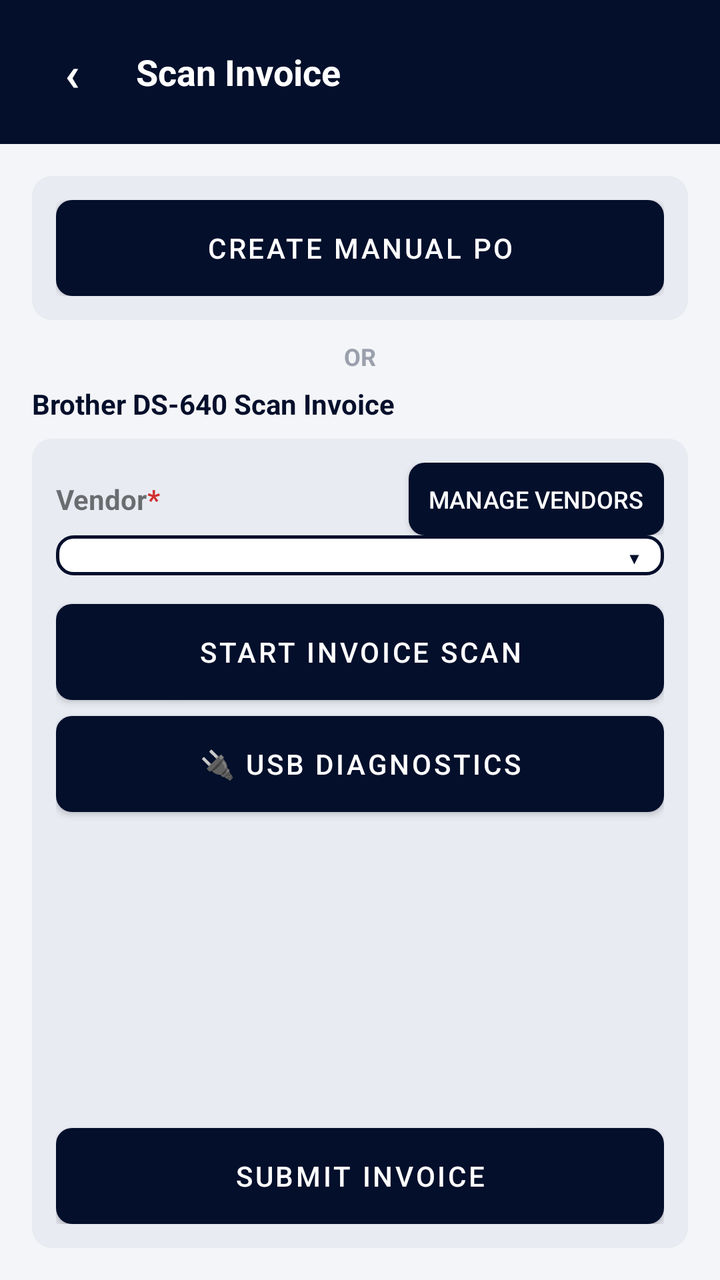
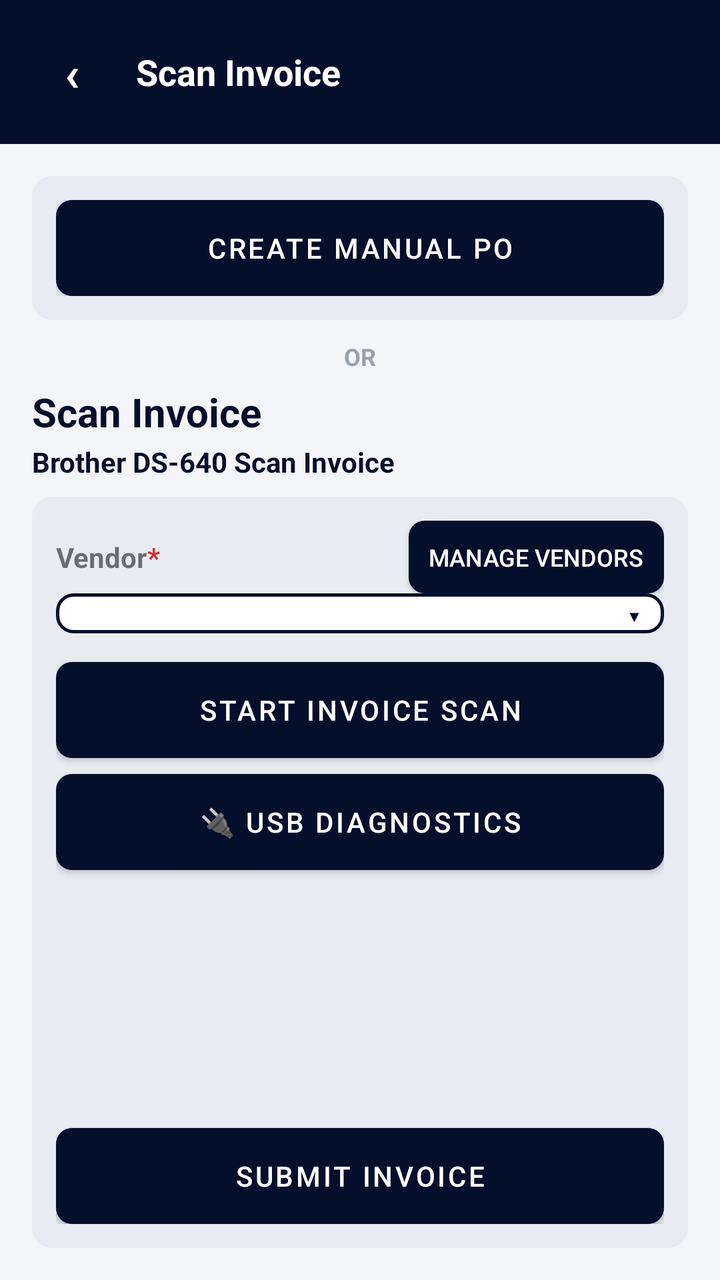

Compare the two renders of this Android layout. The source of the first and the diff that turns it into the second are given below.
<!-- AndroidManifest.xml: activity theme Theme.InvoiceScanner -->
<!-- res/layout/activity_scan.xml -->
<?xml version="1.0" encoding="utf-8"?>
<LinearLayout xmlns:android="http://schemas.android.com/apk/res/android"
    xmlns:tools="http://schemas.android.com/tools"
    android:layout_width="match_parent"
    android:layout_height="match_parent"
    android:orientation="vertical"
    android:background="@color/screen_background">

    <LinearLayout
        android:layout_width="match_parent"
        android:layout_height="wrap_content"
        android:orientation="horizontal"
        android:gravity="center_vertical"
        android:background="@color/purple_primary"
        android:padding="12dp">
        <TextView
            android:id="@+id/textBack"
            android:layout_width="wrap_content"
            android:layout_height="wrap_content"
            android:minWidth="48dp"
            android:minHeight="48dp"
            android:gravity="center"
            android:text="&#8249;"
            android:textColor="@color/white"
            android:textStyle="bold"
            android:textSize="24sp"
            android:clickable="true"
            android:focusable="true" />
        <TextView
            android:layout_width="0dp"
            android:layout_height="wrap_content"
            android:layout_weight="1"
            android:text="Scan Invoice"
            android:textStyle="bold"
            android:textSize="18sp"
            android:textColor="@color/white"
            android:layout_marginStart="8dp" />
    </LinearLayout>

    <LinearLayout
        android:layout_width="match_parent"
        android:layout_height="0dp"
        android:layout_weight="1"
        android:orientation="vertical"
        android:padding="16dp">

    
    <LinearLayout
        android:layout_width="match_parent"
        android:layout_height="wrap_content"
        android:orientation="vertical"
        android:background="@drawable/bg_card_surface"
        android:padding="12dp">
        <Button
            android:id="@+id/buttonModeManual"
            android:layout_width="match_parent"
            android:layout_height="wrap_content"
            android:text="Create Manual PO"
            android:background="@drawable/bg_button_orange"
            android:backgroundTint="@null"
            android:textColor="@color/white" />
    </LinearLayout>

    <TextView
        android:layout_width="match_parent"
        android:layout_height="wrap_content"
        android:layout_marginTop="10dp"
        android:layout_marginBottom="6dp"
        android:gravity="center"
        android:text="OR"
        android:textColor="#9AA0AC"
        android:textStyle="bold"
        android:textSize="12sp" />

    <TextView
        android:layout_width="match_parent"
        android:layout_height="wrap_content"
        android:layout_marginBottom="8dp"
        android:text="Brother DS-640 Scan Invoice"
        android:textColor="@color/purple_primary"
        android:textStyle="bold"
        android:textSize="14sp" />

    <LinearLayout
        android:layout_width="match_parent"
        android:layout_height="0dp"
        android:layout_weight="1"
        android:orientation="vertical"
        android:background="@drawable/bg_card_surface"
        android:padding="12dp">

    <TextView
        android:id="@+id/textPendingInvoice"
        android:layout_width="match_parent"
        android:layout_height="wrap_content"
        android:textColor="@color/purple_dark"
        android:textStyle="bold"
        android:visibility="gone" />

    
    <LinearLayout
        android:id="@+id/readyForReviewContainer"
        android:layout_width="match_parent"
        android:layout_height="wrap_content"
        android:orientation="vertical"
        android:background="#E8F5E9"
        android:padding="8dp"
        android:visibility="gone">
        <TextView
            android:id="@+id/textReadyForReviewHeader"
            android:layout_width="match_parent"
            android:layout_height="wrap_content"
            android:textStyle="bold"
            android:textColor="@color/purple_dark" />
        <LinearLayout
            android:id="@+id/readyForReviewList"
            android:layout_width="match_parent"
            android:layout_height="wrap_content"
            android:orientation="vertical" />
    </LinearLayout>

    <LinearLayout
        android:layout_width="match_parent"
        android:layout_height="wrap_content"
        android:orientation="horizontal"
        android:gravity="center_vertical">
        <TextView
            android:layout_width="wrap_content"
            android:layout_height="wrap_content"
            android:textStyle="bold"
            android:text="Vendor" />
        <TextView
            android:layout_width="0dp"
            android:layout_height="wrap_content"
            android:layout_weight="1"
            android:text="*"
            android:textColor="@color/error_red"
            android:textStyle="bold" />
        <Button
            android:id="@+id/linkManageVendors"
            style="?android:attr/buttonStyleSmall"
            android:layout_width="wrap_content"
            android:layout_height="wrap_content"
            android:text="Manage Vendors"
            android:textColor="@color/white"
            android:textSize="12sp"
            android:background="@drawable/bg_button_muted"
            android:paddingHorizontal="10dp"
            android:minWidth="0dp"
            android:minHeight="0dp" />
    </LinearLayout>

    
    <FrameLayout
        android:layout_width="match_parent"
        android:layout_height="wrap_content">
        <Spinner
            android:id="@+id/spinnerTemplate"
            android:layout_width="match_parent"
            android:layout_height="wrap_content"
            android:background="@drawable/bg_dropdown_field" />
        <TextView
            android:layout_width="wrap_content"
            android:layout_height="wrap_content"
            android:layout_gravity="center_vertical|end"
            android:layout_marginEnd="12dp"
            android:text="&#9662;"
            android:textColor="@color/purple_primary"
            android:textSize="16sp"
            android:clickable="false"
            android:focusable="false" />
    </FrameLayout>

    
    <Button
        android:id="@+id/buttonBrother"
        android:layout_width="match_parent"
        android:layout_height="wrap_content"
        android:layout_marginTop="12dp"
        android:text="START INVOICE SCAN"
        android:background="@drawable/bg_button_primary"
        android:textColor="@color/white" />

    
    <Button
        android:id="@+id/buttonUsbDiagnostics"
        android:layout_width="match_parent"
        android:layout_height="wrap_content"
        android:layout_marginTop="8dp"
        android:text="🔌 USB Diagnostics"
        android:background="@drawable/bg_button_muted"
        android:textColor="@color/white" />

    <androidx.recyclerview.widget.RecyclerView
        android:id="@+id/recyclerPages"
        android:layout_width="match_parent"
        android:layout_height="0dp"
        android:layout_weight="1"
        android:layout_marginTop="12dp"
        android:orientation="horizontal"
        tools:listitem="@layout/item_page_thumbnail" />

    <TextView
        android:id="@+id/textStatus"
        android:layout_width="match_parent"
        android:layout_height="wrap_content"
        android:layout_marginBottom="8dp" />

    <ProgressBar
        android:id="@+id/progressSubmit"
        style="?android:attr/progressBarStyleHorizontal"
        android:layout_width="match_parent"
        android:layout_height="wrap_content"
        android:visibility="gone"
        android:indeterminate="true" />

    <Button
        android:id="@+id/buttonSubmit"
        android:layout_width="match_parent"
        android:layout_height="wrap_content"
        android:text="Submit Invoice"
        android:background="@drawable/bg_button_primary"
        android:textColor="@color/white" />

    </LinearLayout>

    </LinearLayout>

</LinearLayout>
<!-- res/layout/item_page_thumbnail.xml (included above) -->
<?xml version="1.0" encoding="utf-8"?>
<LinearLayout xmlns:android="http://schemas.android.com/apk/res/android"
    android:layout_width="110dp"
    android:layout_height="wrap_content"
    android:orientation="vertical"
    android:gravity="center_horizontal"
    android:padding="4dp">

    <FrameLayout
        android:layout_width="100dp"
        android:layout_height="130dp">

        <ImageView
            android:id="@+id/imageThumbnail"
            android:layout_width="match_parent"
            android:layout_height="match_parent"
            android:scaleType="centerCrop"
            android:background="#EEEEEE" />

        <TextView
            android:id="@+id/textAnnotatedBadge"
            android:layout_width="wrap_content"
            android:layout_height="wrap_content"
            android:layout_gravity="top|end"
            android:background="@color/purple_primary"
            android:textColor="@color/white"
            android:text="✎"
            android:paddingHorizontal="6dp"
            android:visibility="gone" />
    </FrameLayout>

    <TextView
        android:id="@+id/textPageNumber"
        android:layout_width="wrap_content"
        android:layout_height="wrap_content"
        android:textSize="12sp"
        android:layout_marginTop="2dp" />

    <LinearLayout
        android:layout_width="wrap_content"
        android:layout_height="wrap_content"
        android:orientation="horizontal">

        <Button
            android:id="@+id/buttonDraw"
            style="?android:attr/buttonStyleSmall"
            android:layout_width="wrap_content"
            android:layout_height="wrap_content"
            android:text="Draw"
            android:textSize="10sp"
            android:background="@drawable/bg_button_muted"
            android:textColor="@color/white" />

        <Button
            android:id="@+id/buttonRemove"
            style="?android:attr/buttonStyleSmall"
            android:layout_width="wrap_content"
            android:layout_height="wrap_content"
            android:text="✕"
            android:textSize="10sp"
            android:background="@drawable/bg_button_danger"
            android:textColor="@color/white" />
    </LinearLayout>

</LinearLayout>
<!-- resources referenced by this layout -->
<resources>
  <color name="error_red">#D32F2F</color>
  <color name="purple_dark">#020A20</color>
  <color name="purple_primary">#030F2B</color>
  <color name="screen_background">#F4F5F8</color>
  <color name="white">#FFFFFFFF</color>
  <!-- drawable bg_button_danger (drawable) -->
  <?xml version="1.0" encoding="utf-8"?>
  <shape xmlns:android="http://schemas.android.com/apk/res/android" android:shape="rectangle">
      <solid android:color="#C62828" />
      <corners android:radius="8dp" />
  </shape>
  <!-- drawable bg_button_muted (drawable) -->
  <?xml version="1.0" encoding="utf-8"?>
  <shape xmlns:android="http://schemas.android.com/apk/res/android" android:shape="rectangle">
      <solid android:color="#6B7280" />
      <corners android:radius="8dp" />
  </shape>
  <!-- drawable bg_button_orange (drawable) -->
  <?xml version="1.0" encoding="utf-8"?>
  <shape xmlns:android="http://schemas.android.com/apk/res/android" android:shape="rectangle">
      <solid android:color="@color/status_staged" />
      <corners android:radius="8dp" />
  </shape>
  <!-- drawable bg_button_primary (drawable) -->
  <?xml version="1.0" encoding="utf-8"?>
  <shape xmlns:android="http://schemas.android.com/apk/res/android" android:shape="rectangle">
      <solid android:color="@color/purple_primary" />
      <corners android:radius="8dp" />
  </shape>
  <!-- drawable bg_card_surface (drawable) -->
  <?xml version="1.0" encoding="utf-8"?>
  <shape xmlns:android="http://schemas.android.com/apk/res/android" android:shape="rectangle">
      <solid android:color="@color/card_surface_tint" />
      <corners android:radius="10dp" />
  </shape>
  <!-- drawable bg_dropdown_field (drawable) -->
  <?xml version="1.0" encoding="utf-8"?>
  <shape xmlns:android="http://schemas.android.com/apk/res/android" android:shape="rectangle">
      <solid android:color="@color/white" />
      <stroke android:width="1.5dp" android:color="@color/purple_primary" />
      <corners android:radius="8dp" />
      <padding android:left="12dp" android:top="10dp" android:right="36dp" android:bottom="10dp" />
  </shape>
  <style name="Theme.InvoiceScanner" parent="Theme.MaterialComponents.DayNight.NoActionBar">
          <item name="colorPrimary">@color/purple_primary</item>
          <item name="colorPrimaryDark">@color/purple_dark</item>
          <item name="colorAccent">@color/purple_primary</item>
          <item name="android:statusBarColor" tools:targetApi="l">@color/purple_dark</item>
      </style>
  <color name="status_staged">#FFA500</color>
  <color name="card_surface_tint">#E8EBF2</color>
</resources>

<!-- the commit's change to res/layout/activity_scan.xml (unified diff, before → after) -->
@@ -75,6 +75,15 @@
     <TextView
         android:layout_width="match_parent"
         android:layout_height="wrap_content"
+        android:layout_marginBottom="2dp"
+        android:text="Scan Invoice"
+        android:textColor="@color/purple_primary"
+        android:textStyle="bold"
+        android:textSize="20sp" />
+
+    <TextView
+        android:layout_width="match_parent"
+        android:layout_height="wrap_content"
         android:layout_marginBottom="8dp"
         android:text="Brother DS-640 Scan Invoice"
         android:textColor="@color/purple_primary"
